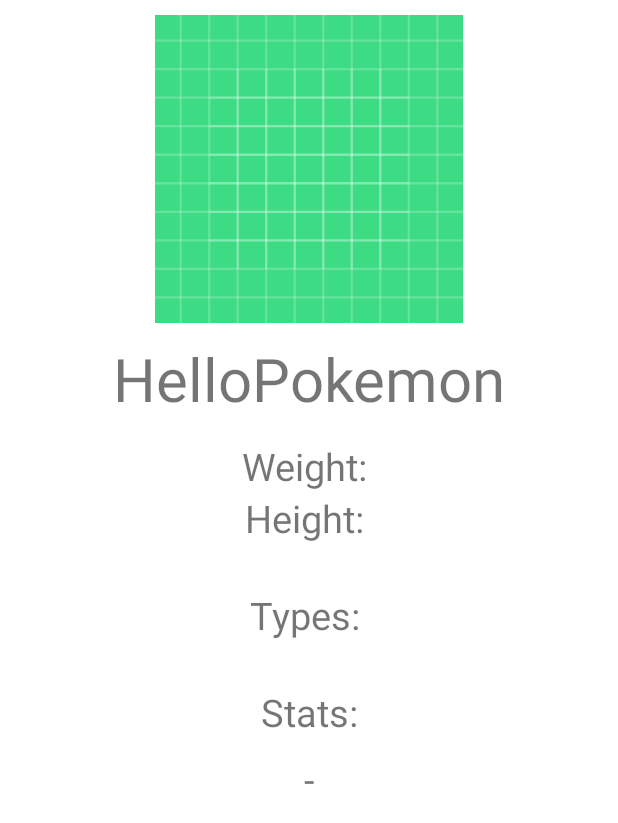
After one commit to imadwr/PokemonApp, an Android app: the layout pokemon_details_layout.xml on its own in the app's theme, with its tools: preview values and no code run, on a phone screen of 412 x 824 dp. The commit adds this screen. Shown: the top 823 px of the screen. Run offline under Robolectric (Android 15) with nearby library versions, the phone set to English and light mode, and no system bars.

Commit message:
add pokemon detail activity

```diff
--- a/app/src/main/AndroidManifest.xml
+++ b/app/src/main/AndroidManifest.xml
@@ -20,6 +20,9 @@
                 <category android:name="android.intent.category.LAUNCHER" />
             </intent-filter>
         </activity>
+        <activity android:name=".PokemonDetailsActivity" android:parentActivityName=".MainActivity">
+        </activity>
+
     </application>
 
 </manifest>
--- /dev/null
+++ b/app/src/main/java/com/example/pokemonapp/model/PokemonStatDetail.java
@@ -0,0 +1,6 @@
+package com.example.pokemonapp.model;
+
+public class PokemonStatDetail {
+    public String name;
+    public String url;
+}
--- /dev/null
+++ b/app/src/main/java/com/example/pokemonapp/model/PokemonTypeDetail.java
@@ -0,0 +1,6 @@
+package com.example.pokemonapp.model;
+
+public class PokemonTypeDetail {
+    public String name;
+    public String url;
+}
--- a/app/src/main/java/com/example/pokemonapp/service/PokemonServiceAPI.java
+++ b/app/src/main/java/com/example/pokemonapp/service/PokemonServiceAPI.java
@@ -1,11 +1,17 @@
 package com.example.pokemonapp.service;
 
+import com.example.pokemonapp.model.PokemonDetailsResponse;
 import com.example.pokemonapp.model.PokemonsResponse;
 
 import retrofit2.Call;
 import retrofit2.http.GET;
+import retrofit2.http.Part;
+import retrofit2.http.Path;
 
 public interface PokemonServiceAPI {
     @GET("api/v2/pokemon")
     public Call<PokemonsResponse> getPokemons();
+
+    @GET("api/v2/pokemon/{pokemonName}")
+    public Call<PokemonDetailsResponse> getPokemonDetails(@Path("pokemonName") String name);
 }
--- /dev/null
+++ b/app/src/main/res/layout/pokemon_details_layout.xml
@@ -0,0 +1,64 @@
+<?xml version="1.0" encoding="utf-8"?>
+<LinearLayout xmlns:android="http://schemas.android.com/apk/res/android"
+    xmlns:app="http://schemas.android.com/apk/res-auto"
+    android:layout_width="match_parent"
+    android:layout_height="match_parent"
+    android:padding="10dp"
+    android:orientation="vertical">
+
+    <ImageView
+        android:id="@+id/imageViewPokemon"
+        android:layout_width="match_parent"
+        android:layout_height="205dp"
+        app:srcCompat="@drawable/ic_launcher_background" />
+
+    <TextView
+        android:id="@+id/textViewNamePokemon"
+        android:layout_width="match_parent"
+        android:layout_height="58dp"
+        android:textSize="40dp"
+        android:layout_margin = "10dp"
+        android:textAlignment="center"
+        android:text="HelloPokemon" />
+
+    <TextView
+        android:id="@+id/textViewWeight"
+        android:layout_width="392dp"
+        android:layout_height="wrap_content"
+        android:textAlignment="center"
+        android:text="Weight: "
+        android:textSize="25dp" />
+
+    <TextView
+        android:id="@+id/textViewHeight"
+        android:layout_width="match_parent"
+        android:layout_height="wrap_content"
+        android:text="Height: "
+        android:textAlignment="center"
+        android:textSize="25dp" />
+    <TextView
+        android:id="@+id/textViewTypes"
+        android:layout_width="match_parent"
+        android:layout_height="wrap_content"
+        android:layout_marginTop="30dp"
+        android:text="Types: "
+        android:textAlignment="center"
+        android:textSize="25dp" />
+    <TextView
+        android:id="@+id/textViewstats"
+        android:layout_width="match_parent"
+        android:layout_height="wrap_content"
+        android:layout_marginTop="30dp"
+        android:text="Stats:"
+        android:textAlignment="center"
+        android:textSize="25dp" />
+    <TextView
+        android:id="@+id/textViewStatsInfo"
+        android:layout_width="match_parent"
+        android:layout_height="wrap_content"
+        android:layout_marginTop="10dp"
+        android:text="-"
+        android:textAlignment="center"
+        android:textSize="25dp" />
+
+</LinearLayout>
```
Also changed, not shown: app/src/main/java/com/example/pokemonapp/MainActivity.java (+17 -0 lines), app/src/main/java/com/example/pokemonapp/PokemonDetailsActivity.java (added, +108 -0 lines), app/src/main/java/com/example/pokemonapp/model/PokemonDetailsResponse.java (added, +16 -0 lines), app/src/main/java/com/example/pokemonapp/model/PokemonStats.java (added, +12 -0 lines), app/src/main/java/com/example/pokemonapp/model/PokemonType.java (added, +11 -0 lines).
